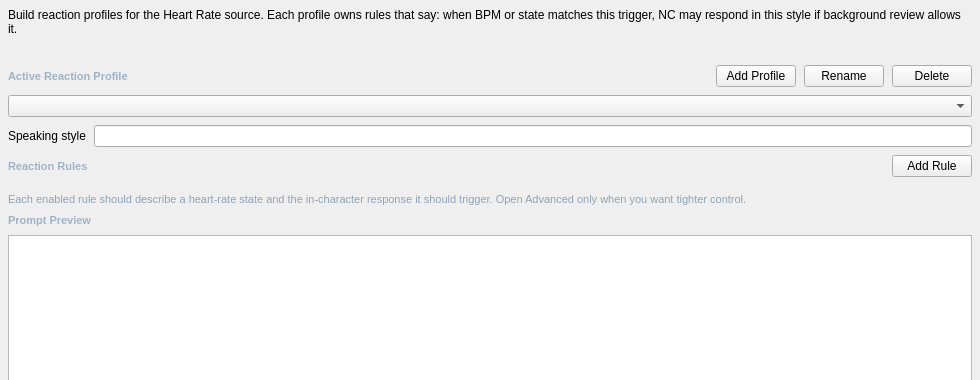
Before: the Qt Designer form addons/heart_rate_behavior/ui/heart_rate_behavior.ui in Rakile/NeuralCompanion, drawn with Qt 5; both pictures show x 0 to 980 and y 0 to 380 of the 980 by 760 pixel window.
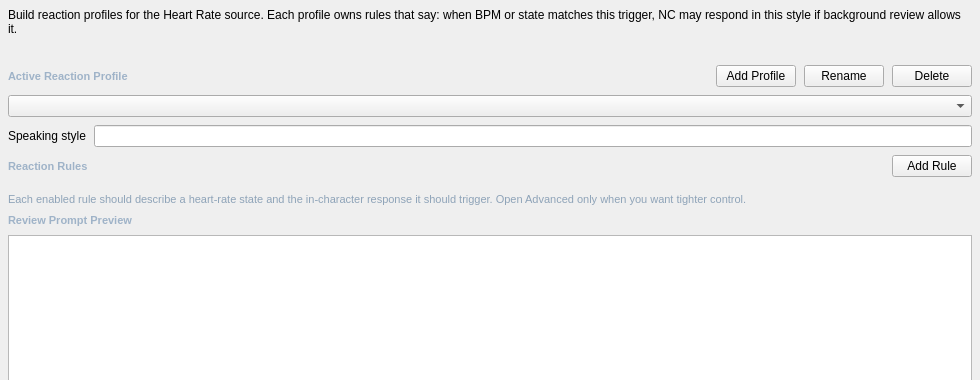
After: the same form once the commit is applied.

Diff of the .ui file:
```diff
--- a/addons/heart_rate_behavior/ui/heart_rate_behavior.ui
+++ b/addons/heart_rate_behavior/ui/heart_rate_behavior.ui
@@ -96,7 +96,7 @@
    <item>
     <widget class="QLabel" name="heart_rate_behavior_preview_label">
      <property name="styleSheet"><string notr="true">color: #9fb3c8; font-size: 11px; font-weight: 600;</string></property>
-     <property name="text"><string>Prompt Preview</string></property>
+     <property name="text"><string>Review Prompt Preview</string></property>
     </widget>
    </item>
    <item>
```
